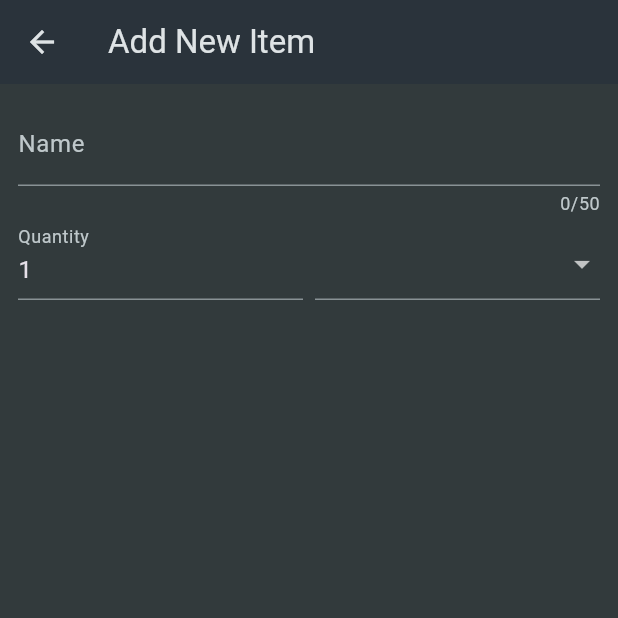
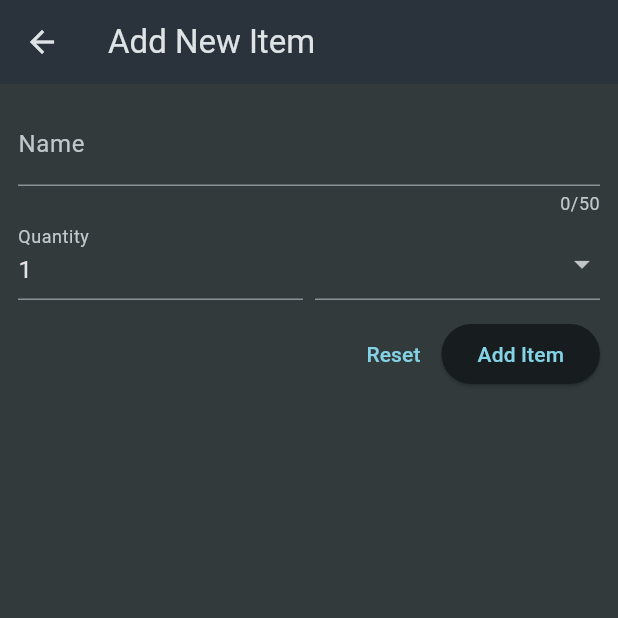
Before and after one commit to Ali-Rhayem/shopping_list, a Flutter app: the NewItem screen opened directly, on a phone screen of 412 x 824 dp, the top half of it. Run offline on Flutter 3.47's test engine with Material 3 defaults, Android fonts, the phone set to English and light mode, and no system bars.

Commit message:
enhance NewItem widget: add action buttons for item management and improve layout

```diff
--- a/lib/widgets/new_item.dart
+++ b/lib/widgets/new_item.dart
@@ -33,7 +33,7 @@ class _NewItemState extends State<NewItem> {
                 },
               ),
               Row(
-                crossAxisAlignment :CrossAxisAlignment.end,
+                crossAxisAlignment: CrossAxisAlignment.end,
                 children: [
                   Expanded(
                     child: TextFormField(
@@ -69,7 +69,23 @@ class _NewItemState extends State<NewItem> {
                     ),
                   ),
                 ],
-              )
+              ),
+              const SizedBox(
+                height: 12,
+              ),
+              Row(
+                mainAxisAlignment: MainAxisAlignment.end,
+                children: [
+                  TextButton(
+                    onPressed: () {},
+                    child: Text('Reset'),
+                  ),
+                  ElevatedButton(
+                    onPressed: () {},
+                    child: Text('Add Item'),
+                  ),
+                ],
+              ),
             ],
           ),
         ),
```
